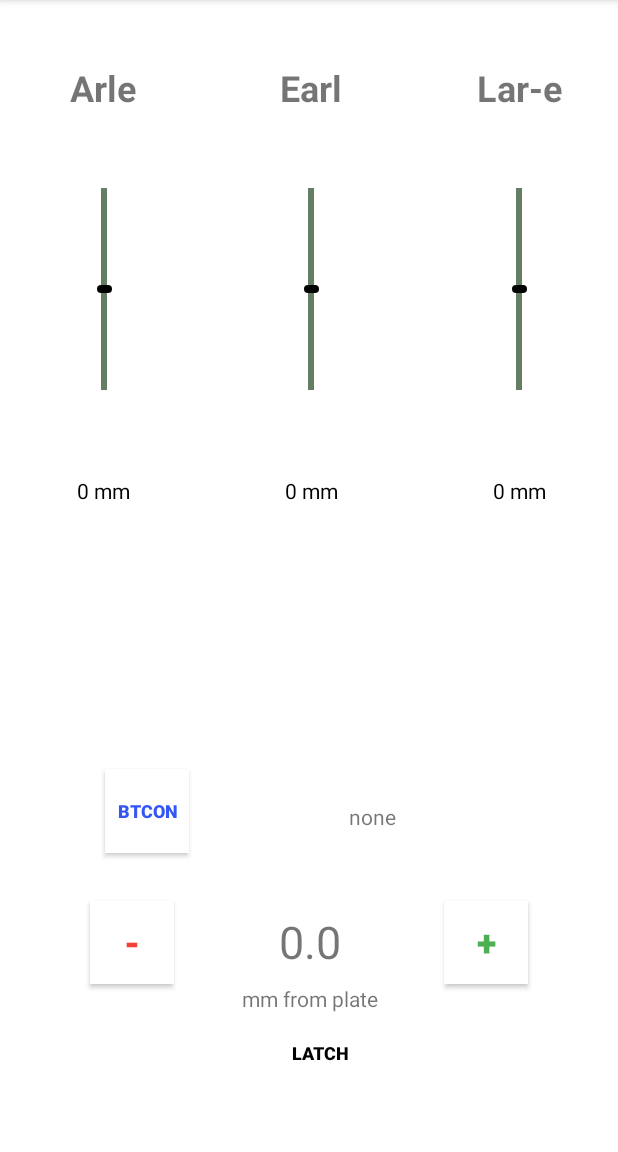
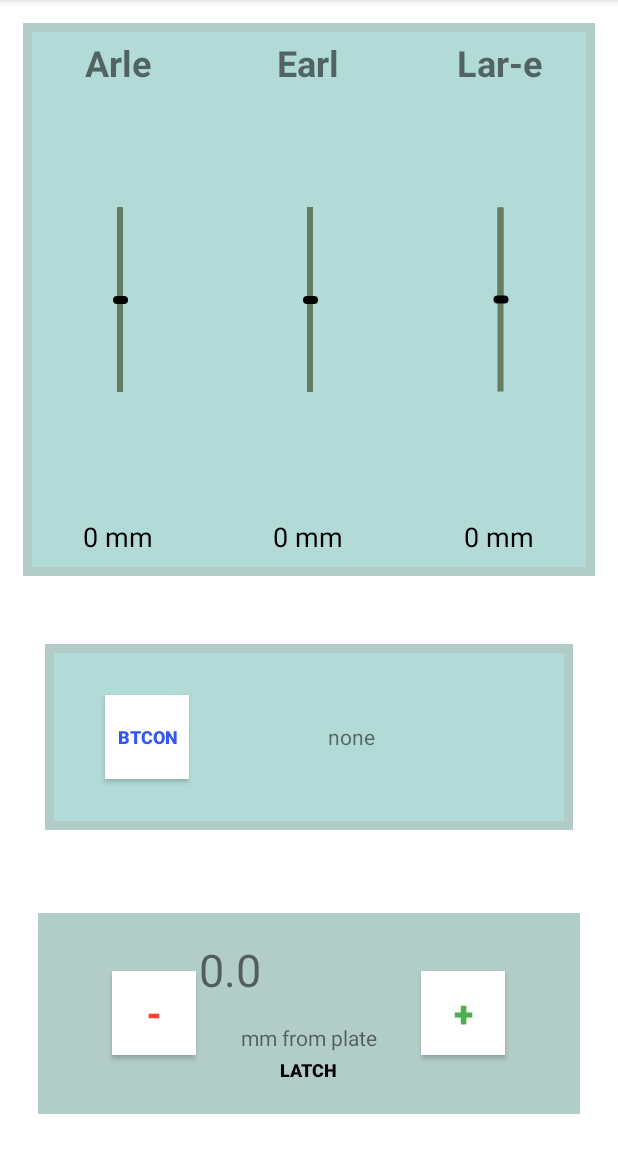
Before and after one commit to mmcassa/ECE4960, an Android app: the screen it shows after launch (MainActivity), on a phone screen of 412 x 824 dp, the part 84-1236 px from its top. Run offline under Robolectric (Android 15) with nearby library versions, the phone set to English and light mode, and no system bars.

Commit message:
GUI Layout Adjustments
Reorganization of the UI layout. Now Using more LinearLayouts for cleaner design.

```diff
--- /dev/null
+++ b/BearingSD/app/src/main/res/drawable/bt_background.xml
@@ -0,0 +1,8 @@
+<?xml version="1.0" encoding="utf-8"?>
+<shape xmlns:android="http://schemas.android.com/apk/res/android">
+    <solid android:color="@color/colorPrimary"/>
+    <stroke android:width="6dp" android:color="@color/colorPrimaryDark" />
+
+    <padding android:left="40dp" android:top="40dp" android:right="40dp" android:bottom="40dp" />
+
+</shape>
--- a/BearingSD/app/src/main/res/layout/activity_main.xml
+++ b/BearingSD/app/src/main/res/layout/activity_main.xml
@@ -8,156 +8,26 @@
     android:background="@drawable/bars_gradient"
     tools:context=".MainActivity">
 
-    <Button
-        android:id="@+id/latchButton"
-        style="?android:attr/borderlessButtonStyle"
-        android:layout_width="99dp"
-        android:layout_height="24dp"
-        android:layout_marginEnd="60dp"
-        android:background="#00FFFFFF"
-        android:lineSpacingExtra="8sp"
-        android:onClick="latchPlate"
-        android:text="Latch"
-        android:textAlignment="center"
-        android:textColor="#000000"
-        android:textSize="12sp"
-        android:textStyle="bold"
-        android:typeface="normal"
-        app:layout_constraintBottom_toBottomOf="parent"
-        app:layout_constraintEnd_toEndOf="parent"
-        app:layout_constraintHorizontal_bias="0.65"
-        app:layout_constraintStart_toStartOf="parent"
-        app:layout_constraintTop_toBottomOf="@+id/textView6"
-        app:layout_constraintVertical_bias="0.214" />
-
-    <Button
-        android:id="@+id/moveUpButton"
-        android:layout_width="56dp"
-        android:layout_height="56dp"
-        android:layout_marginEnd="60dp"
-        android:layout_marginBottom="112dp"
-        android:background="#FFFFFF"
-        android:lineSpacingExtra="8sp"
-        android:text="+"
-        android:textAlignment="center"
-        android:textColor="#4CAF50"
-        android:textSize="24sp"
-        android:textStyle="bold"
-        android:typeface="normal"
-        android:onClick="hoverUp"
-        app:layout_constraintBottom_toBottomOf="parent"
-        app:layout_constraintEnd_toEndOf="parent"
-        app:layout_constraintHorizontal_bias="1.0"
-        app:layout_constraintStart_toStartOf="parent"
-        app:layout_constraintTop_toTopOf="parent"
-        app:layout_constraintVertical_bias="1.0" />
-
-    <Button
-        android:id="@+id/moveDownButton"
-        android:layout_width="56dp"
-        android:layout_height="56dp"
-        android:layout_marginStart="60dp"
-        android:layout_marginBottom="112dp"
-        android:background="#FFFFFF"
-        android:contextClickable="false"
-        android:lineSpacingExtra="8sp"
-        android:onClick="hoverDown"
-        android:text="-"
-        android:textAlignment="center"
-        android:textColor="#F44336"
-        android:textSize="24sp"
-        android:textStyle="bold"
-        android:typeface="normal"
-        app:layout_constraintBottom_toBottomOf="parent"
-        app:layout_constraintEnd_toStartOf="@+id/moveUpButton"
-        app:layout_constraintHorizontal_bias="0.0"
-        app:layout_constraintStart_toStartOf="parent"
-        app:layout_constraintTop_toTopOf="parent"
-        app:layout_constraintVertical_bias="1.0" />
-
-    <Button
-        android:id="@+id/btCheck"
-        android:layout_width="56dp"
-        android:layout_height="56dp"
-        android:layout_marginStart="60dp"
-        android:layout_marginBottom="112dp"
-        android:background="#FFFFFF"
-        android:lineSpacingExtra="8sp"
-        android:onClick="checkConnection"
-        android:text="BTCon"
-        android:textAlignment="center"
-        android:textColor="#3656F4"
-        android:textSize="12sp"
-        android:textStyle="bold"
-        android:typeface="normal"
-        app:layout_constraintBottom_toBottomOf="parent"
-        app:layout_constraintEnd_toStartOf="@+id/moveUpButton"
-        app:layout_constraintHorizontal_bias="0.055"
-        app:layout_constraintStart_toStartOf="parent"
-        app:layout_constraintTop_toTopOf="parent"
-        app:layout_constraintVertical_bias="0.854" />
-
-    <TextView
-        android:id="@+id/heightDesire"
-        android:layout_width="146dp"
-        android:layout_height="56dp"
-        android:layout_marginBottom="112dp"
-        android:ems="10"
-        android:inputType="numberDecimal"
-        android:maxLength="4"
-        android:singleLine="true"
-        android:gravity="center"
-        android:textSize="30sp"
-        app:layout_constraintBottom_toBottomOf="parent"
-        app:layout_constraintEnd_toStartOf="@+id/moveUpButton"
-        app:layout_constraintHorizontal_bias="0.521"
-        app:layout_constraintStart_toEndOf="@+id/moveDownButton"
-        app:layout_constraintTop_toTopOf="parent"
-        app:layout_constraintVertical_bias="1.0" />
-
-    <TextView
-        android:id="@+id/textView6"
-        android:layout_width="wrap_content"
-        android:layout_height="wrap_content"
-        android:text="mm from plate"
-        app:layout_constraintBottom_toBottomOf="parent"
-        app:layout_constraintEnd_toStartOf="@+id/moveUpButton"
-        app:layout_constraintHorizontal_bias="0.506"
-        app:layout_constraintStart_toEndOf="@+id/moveDownButton"
-        app:layout_constraintTop_toBottomOf="@+id/heightDesire"
-        app:layout_constraintVertical_bias="0.0" />
-
-    <TextView
-        android:id="@+id/btAdd"
-        android:layout_width="216dp"
-        android:layout_height="55dp"
-        android:layout_marginEnd="56dp"
-        android:gravity="center"
-        android:text="none"
-        android:textAlignment="center"
-        app:layout_constraintBottom_toTopOf="@+id/heightDesire"
-        app:layout_constraintEnd_toEndOf="parent"
-        app:layout_constraintHorizontal_bias="1.0"
-        app:layout_constraintStart_toEndOf="@+id/btCheck"
-        app:layout_constraintTop_toTopOf="parent"
-        app:layout_constraintVertical_bias="0.948" />
+    <LinearLayout
+        android:layout_width="match_parent"
+        android:layout_height="match_parent"
+        android:orientation="vertical">
 
         <FrameLayout
-        android:layout_width="416dp"
-        android:layout_height="314dp"
-        android:backgroundTintMode="add"
-        app:layout_constraintBottom_toBottomOf="parent"
-        app:layout_constraintEnd_toEndOf="parent"
-        app:layout_constraintHorizontal_bias="0.485"
-        app:layout_constraintStart_toStartOf="parent"
-        app:layout_constraintTop_toTopOf="parent"
-        app:layout_constraintVertical_bias="0.07999998">
-
+            android:layout_width="match_parent"
+            android:layout_height="0dp"
+            android:layout_margin="15dp"
+            android:layout_weight="6"
+            android:backgroundTintMode="add">
+            <ImageView
+                android:layout_width="match_parent"
+                android:layout_height="match_parent"
+                android:background="@drawable/bt_background"
+                android:alpha=".3"/>
 
             <LinearLayout
                 android:layout_width="match_parent"
                 android:layout_height="match_parent"
-
                 android:orientation="vertical">
 
                 <LinearLayout
@@ -210,7 +80,6 @@
                     android:layout_width="match_parent"
                     android:layout_height="0dp"
                     android:layout_weight="5"
-                android:background="@drawable/bars_gradient"
                     android:orientation="horizontal">
 
                     <SeekBar
@@ -281,7 +150,6 @@
                     android:layout_height="0dp"
                     android:layout_gravity="bottom"
                     android:layout_weight="1"
-                android:background="@color/gradientStart"
                     android:orientation="horizontal">
 
                     <TextView
@@ -291,7 +159,8 @@
                         android:layout_weight="1"
                         android:gravity="center"
                         android:text="0 mm"
-                    android:textColor="#000000" />
+                        android:textColor="#000000"
+                        android:textSize="18sp"/>
 
                     <TextView
                         android:id="@+id/earlHeight"
@@ -300,7 +169,8 @@
                         android:layout_weight="1"
                         android:gravity="center"
                         android:text="0 mm"
-                    android:textColor="#000000" />
+                        android:textColor="#000000"
+                        android:textSize="18sp"/>
 
                     <TextView
                         android:id="@+id/lareHeight"
@@ -309,7 +179,9 @@
                         android:layout_weight="1"
                         android:gravity="center"
                         android:text="0 mm"
-                    android:textColor="#000000" />
+                        android:textColor="#000000"
+                        android:textSize="18sp"/>
+
                 </LinearLayout>
 
 
@@ -317,5 +189,155 @@
 
         </FrameLayout>
 
+        <FrameLayout
+            android:layout_width="match_parent"
+            android:layout_height="0dp"
+            android:padding="30dp"
+            android:layout_weight="3">
+        <ImageView
+            android:layout_width="match_parent"
+            android:layout_height="match_parent"
+            android:background="@drawable/bt_background"
+            android:alpha=".3"/>
+
+            <LinearLayout
+                android:layout_width="match_parent"
+                android:layout_height="match_parent"
+                android:layout_gravity="center"
+                android:gravity="center"
+                android:orientation="horizontal">
+
+                <Button
+                    android:id="@+id/btCheck"
+                    android:layout_width="56dp"
+                    android:layout_height="56dp"
+                    android:background="#FFFFFF"
+                    android:lineSpacingExtra="8sp"
+                    android:onClick="checkConnection"
+                    android:text="BTCon"
+                    android:textAlignment="center"
+                    android:textColor="#3656F4"
+                    android:textSize="12sp"
+                    android:textStyle="bold"
+                    android:typeface="normal" />
+
+                <TextView
+                    android:id="@+id/btAdd"
+                    android:layout_width="216dp"
+                    android:layout_height="55dp"
+                    android:gravity="center"
+                    android:text="none"
+                    android:textAlignment="center" />
+            </LinearLayout>
+        </FrameLayout>
+
+        <FrameLayout
+            android:layout_width="match_parent"
+            android:layout_height="0dp"
+            android:padding="25dp"
+            android:layout_weight="3">
+            <ImageView
+                android:layout_width="match_parent"
+                android:layout_height="match_parent"
+                android:background="@color/colorPrimaryDark"
+                android:alpha=".3"/>
+            <LinearLayout
+                android:layout_width="match_parent"
+                android:layout_height="match_parent"
+                android:orientation="horizontal">
+
+                <LinearLayout
+                    android:layout_width="0dp"
+                    android:layout_height="match_parent"
+                    android:layout_weight="1"
+                    android:orientation="vertical"/>
+                <Button
+                    android:id="@+id/moveDownButton"
+                    android:layout_width="56dp"
+                    android:layout_height="56dp"
+                    android:background="#FFFFFF"
+                    android:contextClickable="false"
+                    android:lineSpacingExtra="8sp"
+                    android:onClick="hoverDown"
+                    android:text="-"
+                    android:layout_gravity="center"
+                    android:gravity="center"
+                    android:textAlignment="center"
+                    android:textColor="#F44336"
+                    android:textSize="24sp"
+                    android:textStyle="bold"
+                    android:typeface="normal" />
+
+
+                <LinearLayout
+                    android:layout_width="0dp"
+                    android:layout_height="match_parent"
+                    android:layout_weight="3"
+                    android:layout_gravity="center"
+                    android:gravity="center"
+                    android:orientation="vertical">
+
+                    <TextView
+                        android:id="@+id/heightDesire"
+                        android:layout_width="146dp"
+                        android:layout_height="56dp"
+                        android:ems="10"
+                        android:layout_gravity="center"
+                        android:inputType="numberDecimal"
+                        android:maxLength="4"
+                        android:singleLine="true"
+                        android:textSize="30sp" />
+
+                    <TextView
+                        android:id="@+id/heightView"
+                        android:layout_width="match_parent"
+                        android:textAlignment="center"
+                        android:layout_height="wrap_content"
+                        android:layout_gravity="center"
+                        android:text="mm from plate" />
+
+                    <Button
+                        android:id="@+id/latchButton"
+                        style="?android:attr/borderlessButtonStyle"
+                        android:layout_width="99dp"
+                        android:layout_height="24dp"
+                        android:layout_gravity="center"
+                        android:background="#00FFFFFF"
+                        android:lineSpacingExtra="8sp"
+                        android:onClick="latchPlate"
+                        android:text="Latch"
+                        android:textAlignment="center"
+                        android:textColor="#000000"
+                        android:textSize="12sp"
+                        android:textStyle="bold"
+                        android:typeface="normal" />
+                </LinearLayout>
+
+                <Button
+                    android:id="@+id/moveUpButton"
+                    android:layout_width="56dp"
+                    android:layout_height="56dp"
+                    android:layout_gravity="center"
+                    android:gravity="center"
+                    android:background="#FFFFFF"
+                    android:lineSpacingExtra="8sp"
+                    android:onClick="hoverUp"
+                    android:text="+"
+                    android:textAlignment="center"
+                    android:textColor="#4CAF50"
+                    android:textSize="24sp"
+                    android:textStyle="bold"
+                    android:typeface="normal" />
+
+
+                <LinearLayout
+                    android:layout_width="0dp"
+                    android:layout_height="match_parent"
+                    android:layout_weight="1"
+                    android:orientation="vertical"/>
+            </LinearLayout>
+        </FrameLayout>
+    </LinearLayout>
+
 
 </androidx.constraintlayout.widget.ConstraintLayout>
```
Lines whose indentation alone changed are shown as unchanged.
